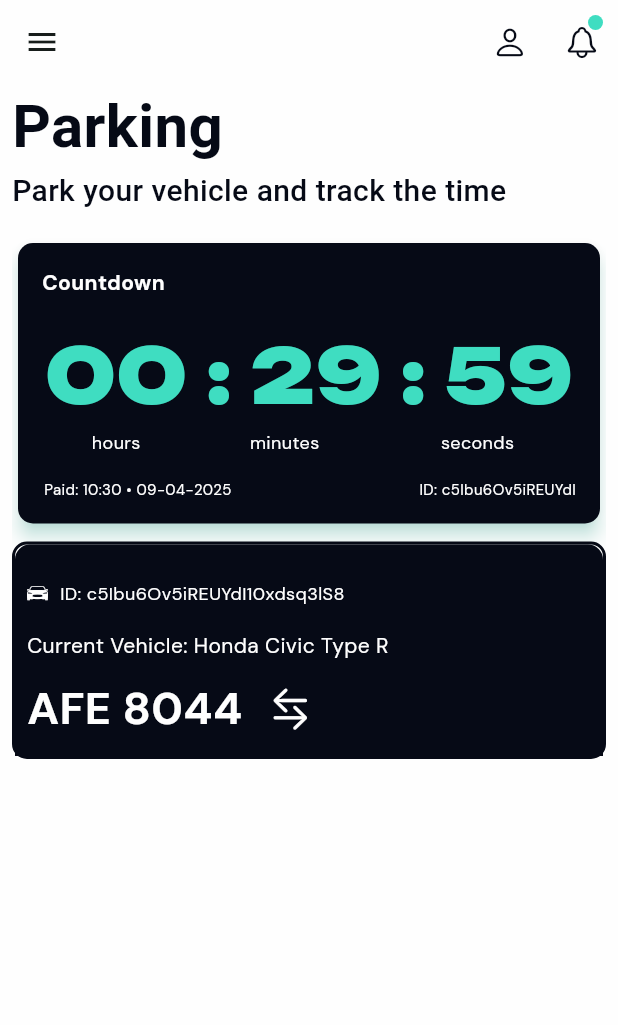
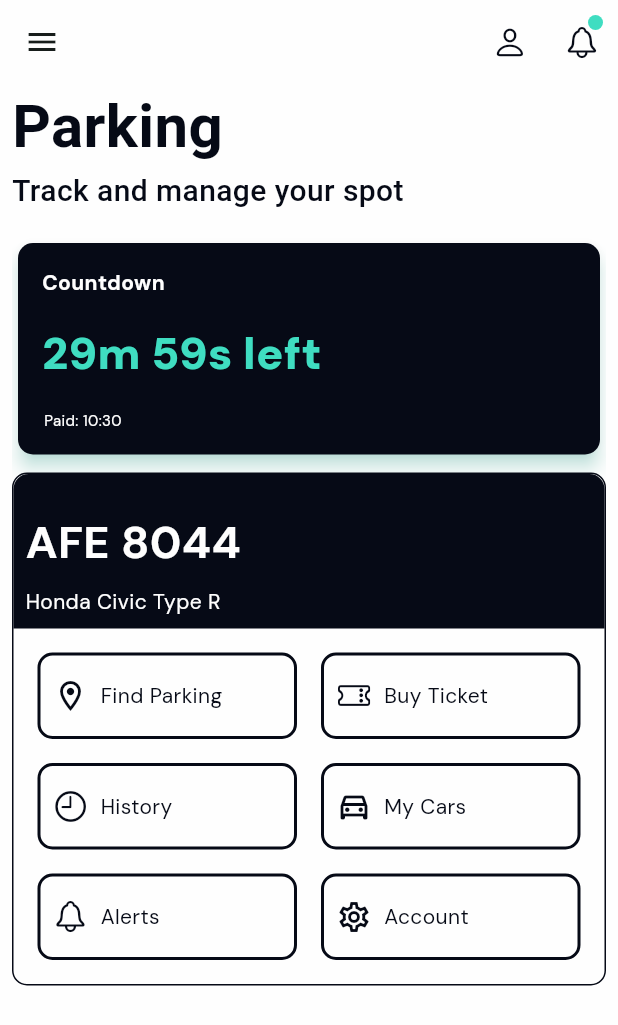
Before and after one commit to taonaben/council-portal-frontend, a Flutter app: the ParkingMainClient screen opened by its route, on a phone screen of 412 x 824 dp. Shown: the top 1025 px of the screen. Run offline on Flutter 3.47's test engine with Material 3 defaults, Android fonts, the phone set to English and light mode, and no system bars; our stand-ins replace fl_chart, flutter_riverpod, flutter_vector_icons, gap, go_router, google_fonts and 2 more; accounts and stored records are empty.

Commit message:
feat: add parking management features; implement ParkingMainClient and TicketsMainClient components, update routes, and enhance UI elements

```diff
--- a/lib/core/utils/routes.dart
+++ b/lib/core/utils/routes.dart
@@ -7,7 +7,8 @@ import 'package:portal/role-client/features/assets/assets_main.dart';
 import 'package:portal/role-client/features/dashboard/dashboard_main.dart';
 import 'package:portal/role-client/features/issues/issues_main.dart';
 import 'package:portal/role-client/features/licensing/licensing_main.dart';
-import 'package:portal/role-client/features/parking/parking_main.dart';
+import 'package:portal/role-client/features/parking/views/parking_main.dart';
+import 'package:portal/role-client/features/parking/views/tickets/tickets_main.dart';
 import 'package:portal/role-client/features/water/water_main.dart';
 import 'package:portal/shared/features/alida_ai/alida_ai_main.dart';
 import 'package:portal/shared/features/announcements/views/announcement_detail.dart';
@@ -159,6 +160,11 @@ final GoRouter router = GoRouter(
         GoRoute(
           path: '/client/parking',
           builder: (context, state) => const ParkingMainClient(),
+          routes: [
+               GoRoute(
+            path: '/purchase_ticket',
+            builder: (context, state) => const TicketsMainClient()),
+          ]
         ),
         GoRoute(
             path: '/client/alida-ai',
--- a/lib/role-client/features/parking/componets/parking_main_section.dart
+++ b/lib/role-client/features/parking/componets/parking_main_section.dart
@@ -1,6 +1,7 @@
 import 'package:flutter/cupertino.dart';
 import 'package:flutter/material.dart';
 import 'package:gap/gap.dart';
+import 'package:go_router/go_router.dart';
 import 'package:google_fonts/google_fonts.dart';
 import 'package:portal/constants/colors/colors.dart';
 import 'package:portal/constants/colors/dimensions.dart';
@@ -24,7 +25,7 @@ class _ParkingMainSectionState extends State<ParkingMainSection> {
         borderRadius: BorderRadius.circular(uniBorderRadius),
         border: Border.all(
           color: background2,
-          width: 2,
+          // width: 2,
         ),
       ),
       child: Column(
@@ -55,53 +56,22 @@ class _ParkingMainSectionState extends State<ParkingMainSection> {
             const Gap(16),
             Row(
               children: [
-                const Icon(
-                  CupertinoIcons.car_detailed,
-                  color: textColor1,
-                  size: 14,
-                ),
-                const Gap(8),
-                Text(
-                  'ID: $id',
-                  textAlign: TextAlign.center,
-                  style: TextStyle(
-                    fontSize: 12,
-                    color: textColor1,
-                  ),
-                ),
-              ],
-            ),
-            const Gap(16),
-            Text("Current Vehicle: $vehicleName",
-                style: TextStyle(
-                  color: textColor1,
-                )),
-            const Gap(8),
-            Row(
-              children: [
                 Text(
                   vehiclePlate,
-                  style: TextStyle(
+                  style: const TextStyle(
                     // fontFamily: GoogleFonts.staatliches().fontFamily,
                     color: textColor1,
                     fontSize: 30,
                     fontWeight: FontWeight.bold,
                   ),
                 ),
-                const Gap(8),
-                Tooltip(
-                  message: "Change Vehicle",
-                  child: IconButton(
-                    onPressed: () {},
-                    icon: const Icon(
-                      CupertinoIcons.arrow_right_arrow_left,
-                      color: textColor1,
-                      size: 28,
-                    ),
-                  ),
-                )
               ],
             ),
+            const Gap(8),
+            Text(vehicleName,
+                style: const TextStyle(
+                  color: textColor1,
+                )),
           ],
         ),
       ),
@@ -109,6 +79,118 @@ class _ParkingMainSectionState extends State<ParkingMainSection> {
   }
 
   Widget buildContents() {
-    return Container();
+    return SizedBox(
+      // height: 350, // Adjust this value based on your needs
+      child: GridView.builder(
+        shrinkWrap: true,
+        physics: const NeverScrollableScrollPhysics(),
+        padding: const EdgeInsets.all(16.0),
+        gridDelegate: const SliverGridDelegateWithFixedCrossAxisCount(
+          crossAxisCount: 2,
+          crossAxisSpacing: 16.0,
+          mainAxisSpacing: 16.0,
+          childAspectRatio: 3, // Adjust this value to control button height
+        ),
+        itemCount: options.length,
+        itemBuilder: (context, index) {
+          final option = options[index];
+          return buildOptionButton(
+            text: option['text'],
+            icon: option['icon'],
+            route: option['route'],
+          );
+        },
+      ),
+    );
+  }
+
+  List<Map<String, dynamic>> options = [
+    {
+      "text": "Find Parking",
+      "icon": const Icon(
+        Icons.location_on_outlined,
+        color: textColor2,
+      ),
+      "route": "",
+    },
+    {
+      "text": "Buy Ticket",
+      "icon": const Icon(
+        CupertinoIcons.ticket,
+        color: textColor2,
+      ),
+      "route": "/client/parking/purchase_ticket",
+    },
+    {
+      "text": "History",
+      "icon": const Icon(
+        CupertinoIcons.clock,
+        color: textColor2,
+      ),
+      "route": "",
+    },
+    {
+      "text": "My Cars",
+      "icon": const Icon(
+        Icons.directions_car_filled_outlined,
+        color: textColor2,
+      ),
+      "route": "",
+    },
+    {
+      "text": "Alerts",
+      "icon": const Icon(
+        CupertinoIcons.bell,
+        color: textColor2,
+      ),
+      "route": "",
+    },
+    {
+      "text": "Account",
+      "icon": const Icon(
+        Icons.settings_outlined,
+        color: textColor2,
+      ),
+      "route": "",
+    },
+  ];
+
+  Widget buildOptionButton({
+    required String text,
+    required Icon icon,
+    required String route,
+  }) {
+    return GestureDetector(
+      onTap: () => context.go(route),
+      child: Container(
+        // width: 200,
+        decoration: BoxDecoration(
+          borderRadius: BorderRadius.circular(uniBorderRadius),
+          border: Border.all(
+            color: background2,
+            width: 2,
+          ),
+        ),
+        child: Padding(
+          padding: const EdgeInsets.all(8.0),
+          child: Row(
+            mainAxisAlignment: MainAxisAlignment.start,
+            crossAxisAlignment: CrossAxisAlignment.center,
+            mainAxisSize: MainAxisSize.min,
+            children: [
+              icon,
+              const Gap(8),
+              Text(
+                text,
+                style: const TextStyle(
+                  color: textColor2,
+                  fontSize: 14,
+                ),
+              ),
+            ],
+          ),
+        ),
+      ),
+    );
   }
 }
--- a/lib/role-client/features/parking/componets/parking_timer.dart
+++ b/lib/role-client/features/parking/componets/parking_timer.dart
@@ -101,44 +101,24 @@ class _ParkingTimerState extends State<ParkingTimer> {
     final minutes = twoDigits(_remainingTime.inMinutes.remainder(60));
     final seconds = twoDigits(_remainingTime.inSeconds.remainder(60));
 
-    return Column(
-      mainAxisSize: MainAxisSize.min,
-      children: [
-        Row(
-          mainAxisAlignment: MainAxisAlignment.center,
-          children: [
-            _buildTimeLabel(hours, 'hours', true),
-            // const Gap(8),
-            _buildTimeLabel(minutes, 'minutes', false),
-            // const Gap(8),
-            _buildTimeLabel(seconds, 'seconds', false),
-          ],
-        ),
-      ],
-    );
-  }
+    // return Row(
+    //   mainAxisAlignment: MainAxisAlignment.center,
+    //   children: [
+    //     _buildTimeLabel(hours, 'hours', true),
+    //     // const Gap(8),
+    //     _buildTimeLabel(minutes, 'minutes', false),
+    //     // const Gap(8),
+    //     _buildTimeLabel(seconds, 'seconds', false),
+    //   ],
+    // );
 
-  Widget _buildTimeLabel(String unit, String label, bool isHour) {
-    return Column(
-      crossAxisAlignment: CrossAxisAlignment.center,
-      children: [
-        Text(
-          isHour ? unit : " : $unit",
-          style: TextStyle(
-            fontSize: 50,
-            fontWeight: FontWeight.w900,
-            color: primaryColor,
-            fontFamily: GoogleFonts.unbounded().fontFamily,
-          ),
-        ),
-        Text(
-          label,
-          style: const TextStyle(
-            fontSize: 12,
-            color: textColor1,
-          ),
-        ),
-      ],
+    return Text(
+      "${hours != "00" ? "${hours}h" : ""}${minutes}m ${seconds}s left",
+      style: const TextStyle(
+        fontSize: 30,
+        fontWeight: FontWeight.w900,
+        color: primaryColor,
+      ),
     );
   }
 
@@ -149,15 +129,7 @@ class _ParkingTimerState extends State<ParkingTimer> {
       mainAxisAlignment: MainAxisAlignment.spaceBetween,
       children: [
         Text(
-          'Paid: ${dateTimeFormatted(DateTime.now())} ',
-          textAlign: TextAlign.center,
-          style: TextStyle(
-            fontSize: 10,
-            color: textColor1,
-          ),
-        ),
-        Text(
-          'ID: $id',
+          'Paid: ${timeFormatted(DateTime.now())} ',
           textAlign: TextAlign.center,
           style: TextStyle(
             fontSize: 10,
--- a/lib/role-client/features/parking/parking_main.dart
+++ b/lib/role-client/features/parking/views/parking_main.dart
@@ -40,7 +40,7 @@ class ParkingMainClient extends StatelessWidget {
 
   Widget buildSubHeader(BuildContext context) {
     return Text(
-      "Park your vehicle and track the time",
+      "Track and manage your spot",
       style: TextStyle(
         fontFamily: GoogleFonts.staatliches().fontFamily,
         color: textColor2,
```
Also changed, not shown: lib/components/widgets/custom_divider.dart (+4 -3 lines), lib/role-client/features/parking/views/tickets/tickets_main.dart (added, +243 -0 lines).
